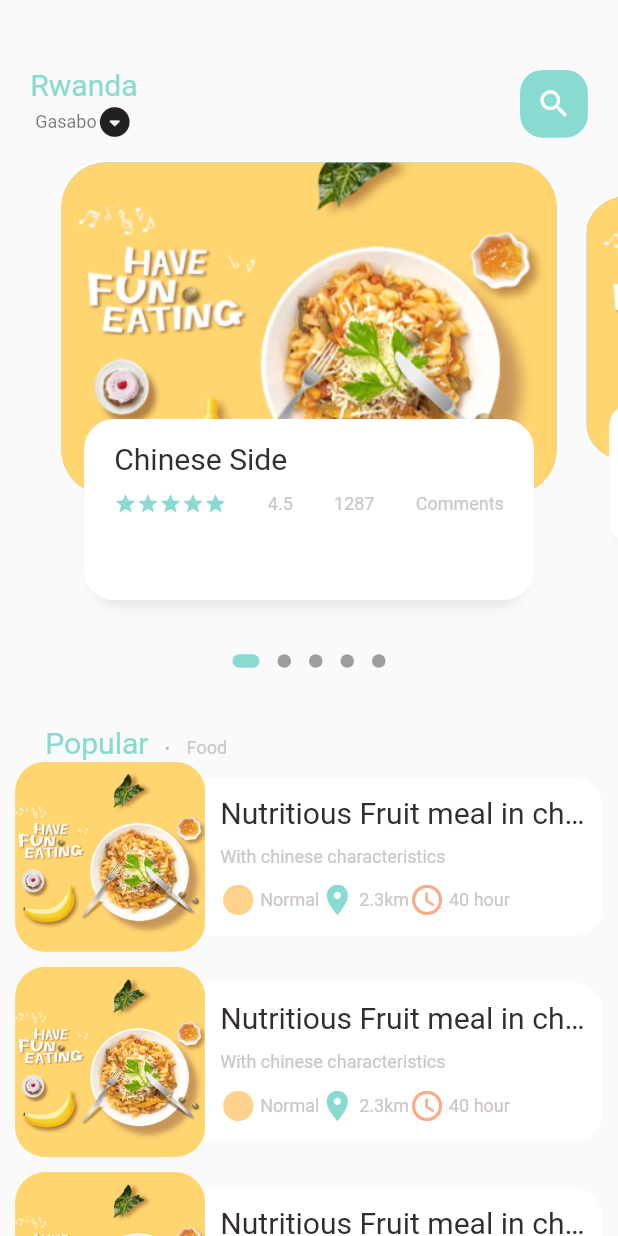
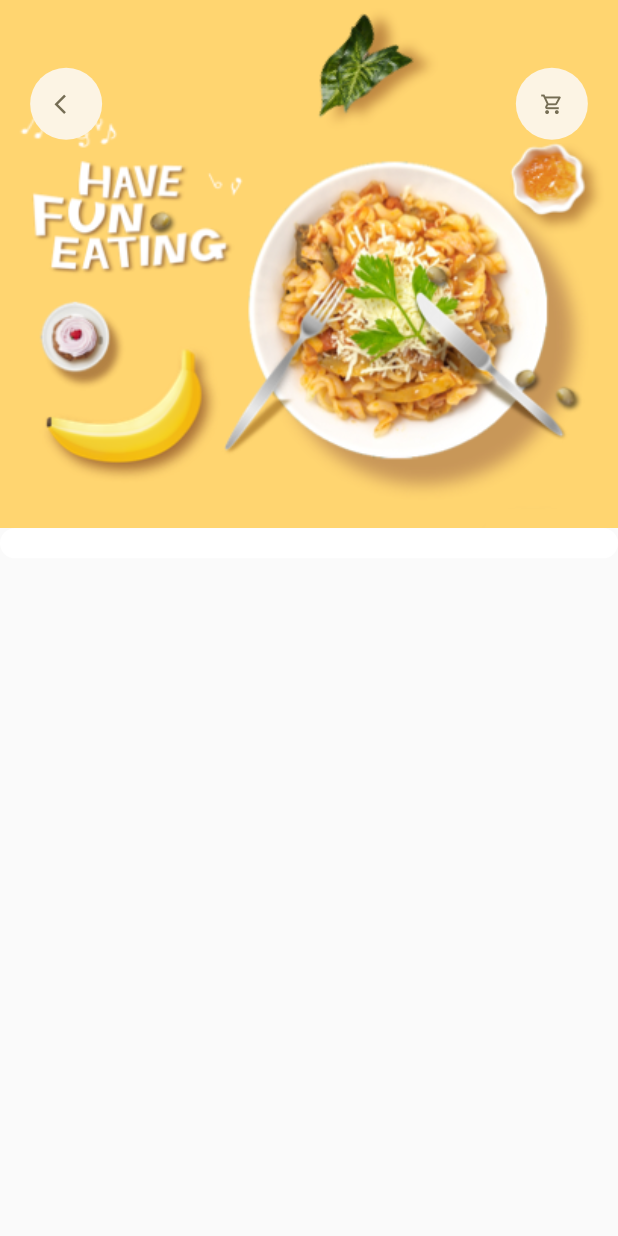
Before and after one commit to Deathkon/flow, a Flutter app: the screen it shows after launch, on a phone screen of 412 x 824 dp. Run offline on Flutter 3.47's test engine with Material 2 defaults, Android fonts, the phone set to English and light mode, and no system bars; drawn by our look-alikes of dots_indicator; our stand-ins replace get.

Commit message:
popular food details

```diff
--- a/lib/main.dart
+++ b/lib/main.dart
@@ -1,3 +1,4 @@
+import 'package:flow/pages/food/popular_food_detail.dart';
 import 'package:flow/pages/home/main_food_page.dart';
 import 'package:flutter/material.dart';
 import 'package:get/get.dart';
@@ -18,7 +19,8 @@ class MyApp extends StatelessWidget {
       theme: ThemeData(
         primarySwatch: Colors.blue,
       ),
-      home: MainFoodPage(),
+      home: PopularFoodDetails(),
+      // MainFoodPage(),
     );
   }
 }
--- /dev/null
+++ b/lib/pages/food/popular_food_detail.dart
@@ -0,0 +1,58 @@
+import 'package:flow/utils/dimensions.dart';
+import 'package:flow/widgets/app_icon.dart';
+import 'package:flutter/material.dart';
+
+class PopularFoodDetails extends StatelessWidget {
+  const PopularFoodDetails({Key? key}) : super(key: key);
+
+  @override
+  Widget build(BuildContext context) {
+    // container return black screen while scaffold return's a white screen
+    return Scaffold(
+      body: Stack(
+        children: [
+          Positioned(
+            left: 0,
+            right: 0,
+            child: Container(
+              width: double.maxFinite,
+              height: Dimensions.popularFoodImgSize,
+              decoration: BoxDecoration(
+                image: DecorationImage(
+                  fit: BoxFit.cover,
+                  image: AssetImage(
+                    "assets/image/food0.png"
+                  ),
+                ),
+              ),
+            ),
+          ),
+          Positioned(
+            top: Dimensions.height45,
+            left: Dimensions.width20,
+            right: Dimensions.width20,
+            child: Row(
+              mainAxisAlignment: MainAxisAlignment.spaceBetween,
+              children: [
+                AppICon(icon: Icons.arrow_back_ios),
+                AppICon(icon: Icons.shopping_cart_outlined),
+              ],
+            ),
+          ),
+          Positioned(
+            left: 0,
+            right: 0,
+            top: Dimensions.popularFoodImgSize,
+              child: Container(
+                padding: EdgeInsets.only(left: Dimensions.width20, right: Dimensions.width20, top: Dimensions.height20),
+                decoration: BoxDecoration(
+                  borderRadius: BorderRadius.circular(Dimensions.radius20),
+                  color: Colors.white,
+                ),
+            ),
+          ),
+        ],
+      ),
+    );
+  }
+}
--- a/lib/pages/home/food_page_body.dart
+++ b/lib/pages/home/food_page_body.dart
@@ -222,7 +222,6 @@ class _FoodPageBodyState extends State<FoodPageBody> {
                 padding: EdgeInsets.only(top: Dimensions.height15, left: Dimensions.height15, right: Dimensions.height15),
                 child: Column(
                   crossAxisAlignment: CrossAxisAlignment.start,
-
                   children: [
                     BigText(text: "Chinese Side"),
                     SizedBox(height: Dimensions.height10),
@@ -252,9 +251,8 @@ class _FoodPageBodyState extends State<FoodPageBody> {
                   ],
                 ),
               ),
-
             ),
-          )
+          ),
         ],
       ),
     );
--- a/lib/utils/dimensions.dart
+++ b/lib/utils/dimensions.dart
@@ -36,8 +36,14 @@ static double radius20 = screenHeight/41.02;
 static double radius30 = screenHeight/27.35;
 // icon size 24
 static double iconSize24 = screenHeight/34.19;
+ static double iconSize16 = screenHeight/52.75;
+
 
 // list view size
 static double listViewImgSize = screenWidth/3.25;
 static double listViewTextContSize = screenWidth/3.9;
+
+// popular food
+ static double popularFoodImgSize = screenHeight/2.34;
+
 }
--- /dev/null
+++ b/lib/widgets/app_icon.dart
@@ -0,0 +1,31 @@
+import 'package:flow/utils/dimensions.dart';
+import 'package:flutter/material.dart';
+class AppICon extends StatelessWidget {
+  final IconData icon;
+  final Color backgroundColor;
+  final Color iconColor;
+  final double size;
+  AppICon({Key? key,
+    required this.icon,
+    this.backgroundColor = const Color(0xFFfcf4e4),
+    this.iconColor = const Color(0xFF756d54),
+    this.size = 48
+  }) : super(key: key);
+
+  @override
+  Widget build(BuildContext context) {
+    return Container(
+      width: size,
+      height: size,
+      decoration: BoxDecoration(
+        borderRadius: BorderRadius.circular(size/2),
+        color: backgroundColor,
+      ),
+      child: Icon(
+        icon,
+        color: iconColor,
+        size: Dimensions.iconSize16,
+      ),
+    );
+  }
+}
```
